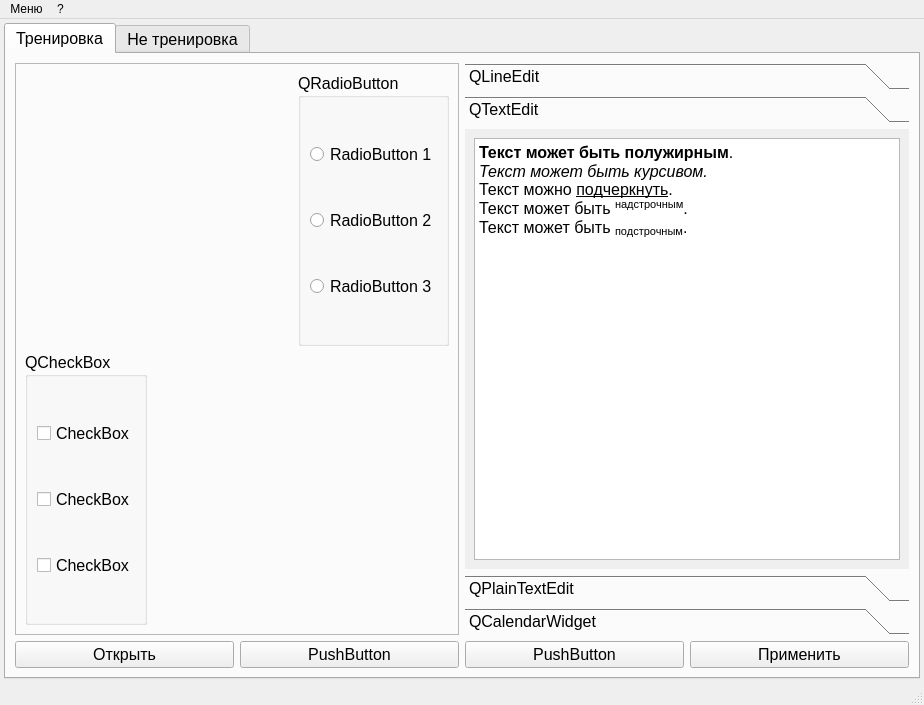
Dmitriy286/QT, file scripts/P1/ui/P1_QtWidgetsAndWindows_AddUi_design.ui: the form before one commit.
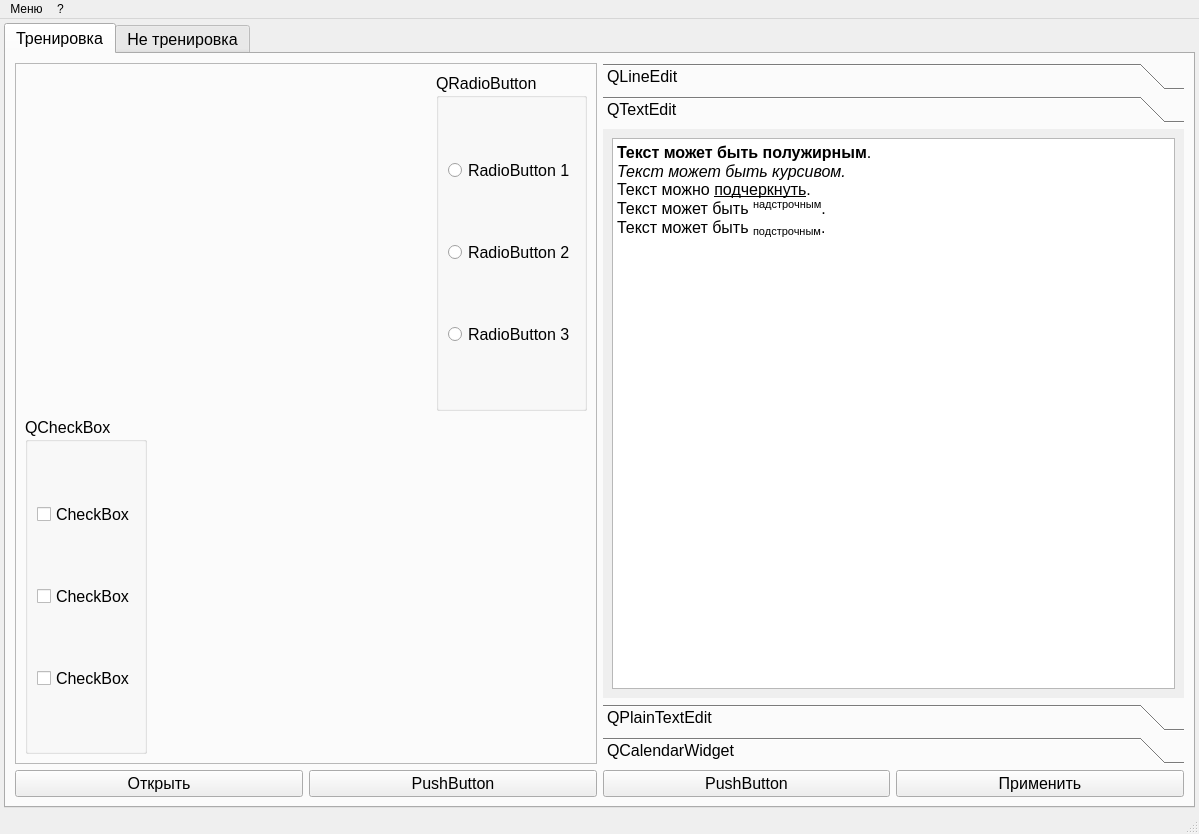
The form after the commit. The open tabs and pages were chosen to show the change.

Patch:
```diff
--- a/scripts/P1/ui/P1_QtWidgetsAndWindows_AddUi_design.ui
+++ b/scripts/P1/ui/P1_QtWidgetsAndWindows_AddUi_design.ui
@@ -6,8 +6,8 @@
    <rect>
     <x>0</x>
     <y>0</y>
-    <width>924</width>
-    <height>705</height>
+    <width>1199</width>
+    <height>834</height>
    </rect>
   </property>
   <property name="sizePolicy">
@@ -55,8 +55,8 @@
         <rect>
          <x>0</x>
          <y>0</y>
-         <width>907</width>
-         <height>666</height>
+         <width>1199</width>
+         <height>783</height>
         </rect>
        </property>
        <layout class="QVBoxLayout" name="verticalLayout_2">
@@ -387,8 +387,8 @@
                   <rect>
                    <x>0</x>
                    <y>0</y>
-                   <width>433</width>
-                   <height>439</height>
+                   <width>472</width>
+                   <height>453</height>
                   </rect>
                  </property>
                  <attribute name="label">
@@ -1857,8 +1857,8 @@
     <rect>
      <x>0</x>
      <y>0</y>
-     <width>924</width>
-     <height>21</height>
+     <width>1199</width>
+     <height>26</height>
     </rect>
    </property>
    <widget class="QMenu" name="menu">
```
Left out of the diff: 20 changed lines with no effect on the pictures.
